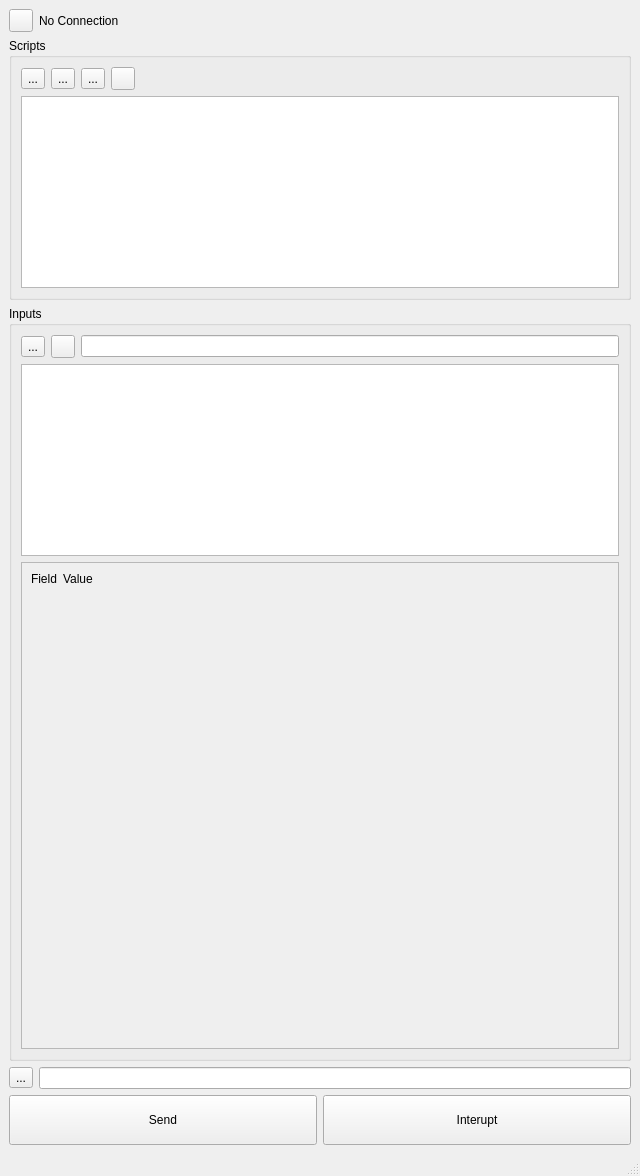
This is mainWindowDesigner.ui in Timin8er/KOS-Commander as Qt 5 draws it before an edit. The edited form follows.
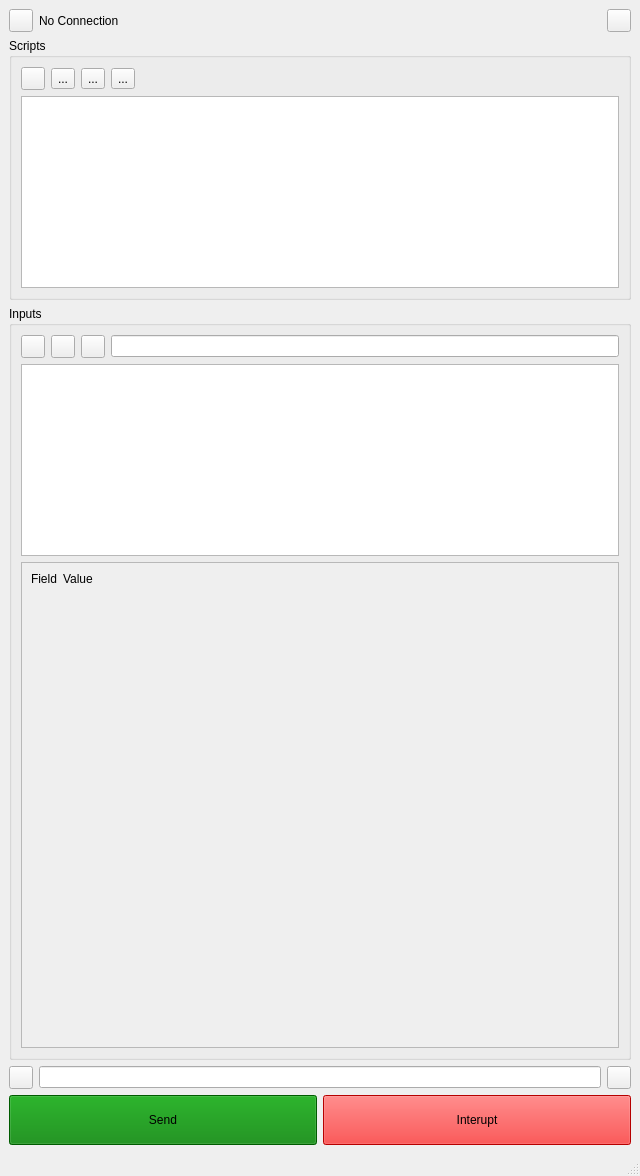
This is the edited form. Icons and pictures are not drawn.

Commit message: Cleaned up ui Script edoitor moved to its own file added a bunch more icons

Diff of the .ui file:
```diff
--- a/mainWindowDesigner.ui
+++ b/mainWindowDesigner.ui
@@ -44,6 +44,13 @@
         </property>
        </spacer>
       </item>
+      <item>
+       <widget class="QToolButton" name="btnSaveScripts">
+        <property name="text">
+         <string/>
+        </property>
+       </widget>
+      </item>
      </layout>
     </item>
     <item>
@@ -56,6 +63,13 @@
         <layout class="QVBoxLayout" name="verticalLayout_3">
          <item>
           <layout class="QHBoxLayout" name="horizontalLayout_5">
+           <item>
+            <widget class="QToolButton" name="btnLockScripts">
+             <property name="text">
+              <string/>
+             </property>
+            </widget>
+           </item>
            <item>
             <widget class="QToolButton" name="btnNewScript">
              <property name="text">
@@ -89,13 +103,6 @@
              </property>
             </widget>
            </item>
-           <item>
-            <widget class="QToolButton" name="btnSaveScripts">
-             <property name="text">
-              <string/>
-             </property>
-            </widget>
-           </item>
            <item>
             <spacer name="horizontalSpacer_2">
              <property name="orientation">
@@ -137,12 +144,19 @@
          <item>
           <widget class="QToolButton" name="btnLockProfiles">
            <property name="text">
-            <string>...</string>
+            <string/>
            </property>
           </widget>
          </item>
          <item>
-          <widget class="QToolButton" name="btnSaveProfile">
+          <widget class="QToolButton" name="btnNewProfile">
+           <property name="text">
+            <string/>
+           </property>
+          </widget>
+         </item>
+         <item>
+          <widget class="QToolButton" name="btnDeleteProfile">
            <property name="text">
             <string/>
            </property>
@@ -174,7 +188,7 @@
             <x>0</x>
             <y>0</y>
             <width>600</width>
-            <height>475</height>
+            <height>473</height>
            </rect>
           </property>
           <layout class="QVBoxLayout" name="verticalLayout_4">
@@ -221,13 +235,20 @@
       <item>
        <widget class="QToolButton" name="btnLockCommand">
         <property name="text">
-         <string>...</string>
+         <string/>
         </property>
        </widget>
       </item>
       <item>
        <widget class="QLineEdit" name="commandEdit"/>
       </item>
+      <item>
+       <widget class="QToolButton" name="btnClearCommand">
+        <property name="text">
+         <string/>
+        </property>
+       </widget>
+      </item>
      </layout>
     </item>
     <item>
@@ -246,6 +267,9 @@
           <height>50</height>
          </size>
         </property>
+        <property name="styleSheet">
+         <string notr="true">background-color: green</string>
+        </property>
         <property name="text">
          <string>Send</string>
         </property>
@@ -259,6 +283,9 @@
           <height>50</height>
          </size>
         </property>
+        <property name="styleSheet">
+         <string notr="true">background-color: red</string>
+        </property>
         <property name="text">
          <string>Interupt</string>
         </property>
```
The commit also changes 28 other files.
